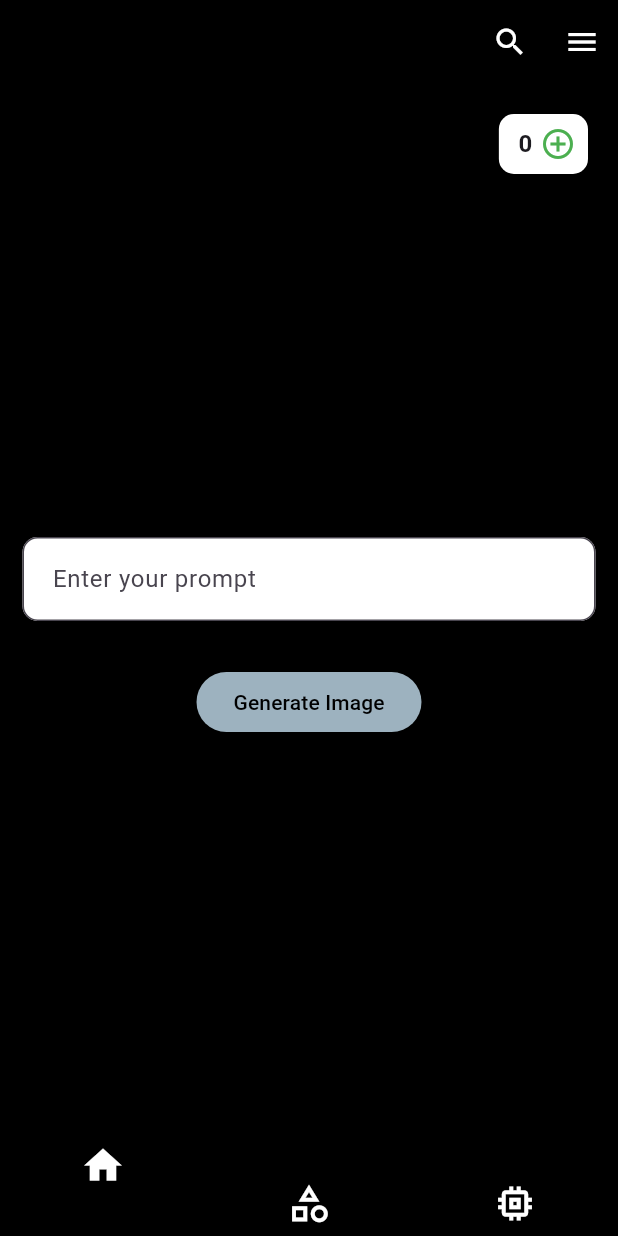
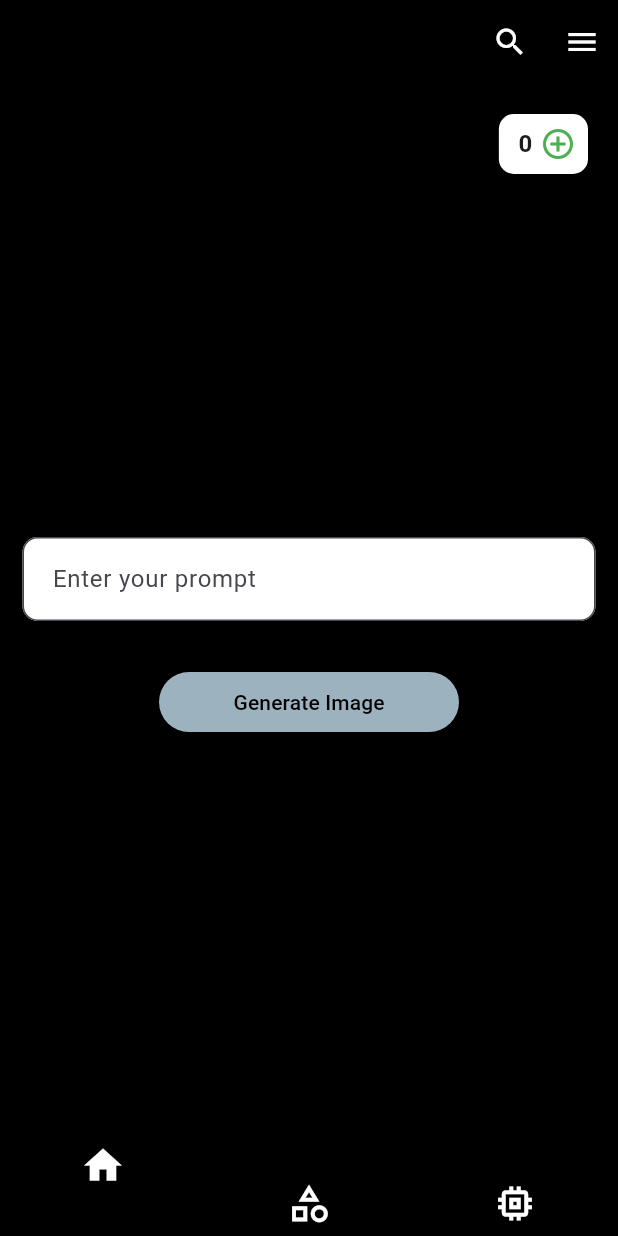
Before and after one commit to zaidkhan08/wallpix, a Flutter app: the screen it shows once a user with an empty profile is signed in, swiped to page 3, on a phone screen of 412 x 824 dp. Run offline on Flutter 3.47's test engine with Material 3 defaults, Android fonts, the phone set to English and light mode, and no system bars; drawn by our look-alikes of curved_navigation_bar; our stand-ins replace cloud_firestore, firebase_auth, firebase_core, flutter_cache_manager, google_fonts, google_sign_in and 1 more; missing offline and left inert: flutter_wallpaper_manager; accounts and stored records are empty; network calls fail.

Commit message:
12/3/24(3)4

```diff
--- a/lib/ai.dart
+++ b/lib/ai.dart
@@ -10,7 +10,7 @@ class AiImageGenerator extends StatefulWidget {
 class _AiImageGeneratorState extends State<AiImageGenerator> {
   TextEditingController _textInputController = TextEditingController();
   String _imageUrl = '';
-  String apiKey = 'sk-dXhKviD7EpZuXf1QNEDEiWhNwZzaWrdJ4mjkUrmgif1zOA3V'; // Replace with your Stability.AI API key
+  String apiKey = 'sk-9YxWlDdDOlaQiug35oq69B70DN6QGNDyd0Wc00JROykOp3sK'; // Replace with your Stability.AI API key
 
   Future<void> _generateImage() async {
     final text = _textInputController.text;
--- a/lib/api/rest.dart
+++ b/lib/api/rest.dart
@@ -13,7 +13,7 @@ Future<dynamic> convertTextToImage(String prompt, BuildContext context) async {
 
   // Define multiple API keys
   List<String> apiKeys = [
-    'Bearer sk-4baE7gLfxd40PiRylTeOlWtBq2E4kIqWMUboWmM7yJjfksBX',
+    'Bearer sk-9YxWlDdDOlaQiug35oq69B70DN6QGNDyd0Wc00JROykOp3sK',
     // Add more API keys as needed
   ];
 
--- a/lib/imageView.dart
+++ b/lib/imageView.dart
@@ -394,7 +394,6 @@ class _ImageViewState extends State<ImageView> {
                                         onPressed: () async {
                                           // Handle the "Set as Home Screen" option.
                                           await setWallpaperHome();
-                                          Navigator.pop(context);
                                         },
                                       ),
                                       SimpleDialogOption(
@@ -402,7 +401,6 @@ class _ImageViewState extends State<ImageView> {
                                         onPressed: () {
                                           // Handle the "Set as Lock screen" option.
                                           setWallpaperLock();
-                                          Navigator.pop(context);
                                         },
                                       ),
                                       SimpleDialogOption(
@@ -410,7 +408,6 @@ class _ImageViewState extends State<ImageView> {
                                         onPressed: () {
                                           // Handle the "Set both" option.
                                           setWallpaperBoth();
-                                          Navigator.pop(context);
                                         },
                                       ),
                                     ],
--- a/lib/imggen.dart
+++ b/lib/imggen.dart
@@ -164,7 +164,7 @@ class _MyHomePageState extends State<MyHomePage> {
                       height: 30,
                     ),
                     SizedBox(
-                      width: 150,
+                      width: 200,
                       child: ElevatedButton(
                         style: ElevatedButton.styleFrom(
                           backgroundColor: const Color(0XFF9DB2BF),
@@ -173,7 +173,7 @@ class _MyHomePageState extends State<MyHomePage> {
                         child: isGenerating
                             ? const SizedBox(
                             height: 15,
-                            width: 15,
+                            width: 70,
                             child: CircularProgressIndicator(
                                 color: Colors.black))
                             : const Text('Generate Image',
--- a/pubspec.yaml
+++ b/pubspec.yaml
@@ -56,9 +56,9 @@ dependencies:
   flutter_cache_manager: ^3.3.1
   connectivity_plus: ^5.0.2
   shimmer: ^2.0.0
-  image_downloader: ^0.31.0
   image_gallery_saver: '^2.0.3'
   path_provider: ^2.0.1
+  cached_network_image: ^3.3.1
 
 dev_dependencies:
   flutter_test:
```
Also changed, not shown: lib/myHomePage.dart (+1 -10 lines), lib/assests/paintbrush.gif (added), lib/images/brush.gif (added), lib/images/load.gif (added), pubspec.lock.
